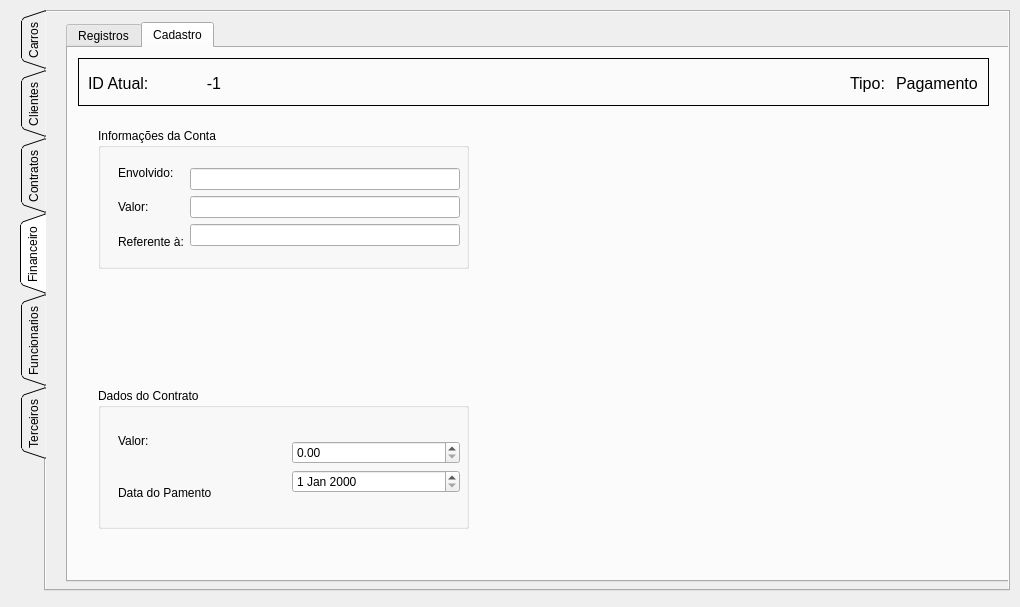
Qt form Carluguel/modulescreen.ui (mathiashemmer/uni-devops) before a commit.
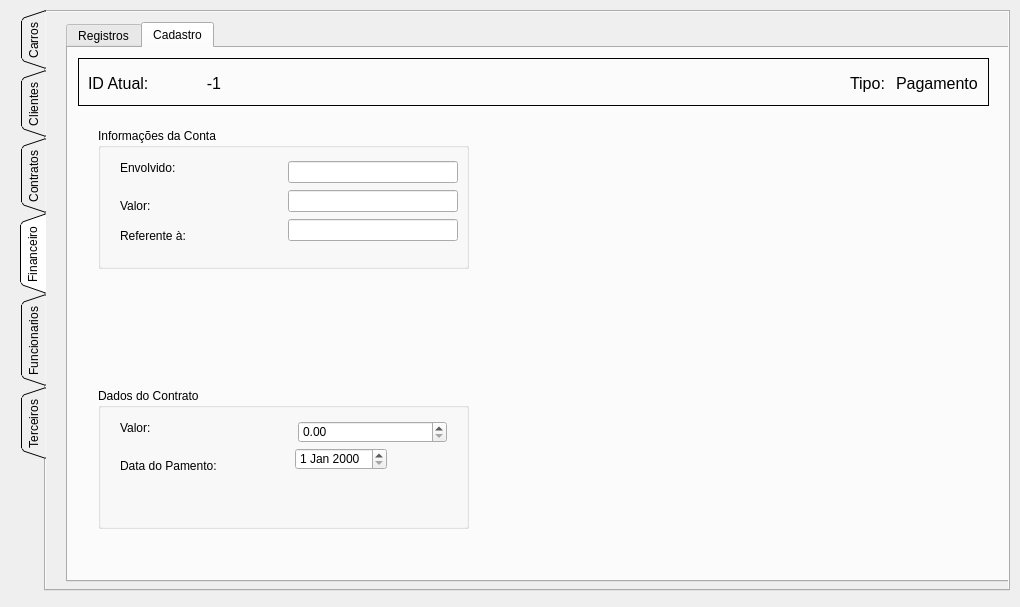
The same form after that commit. The open tabs and pages were chosen to show the change.

Diff of the .ui file:
```diff
--- a/Carluguel/modulescreen.ui
+++ b/Carluguel/modulescreen.ui
@@ -13,6 +13,9 @@
   <property name="windowTitle">
    <string>Dialog</string>
   </property>
+  <property name="autoFillBackground">
+   <bool>true</bool>
+  </property>
   <widget class="QTabWidget" name="tab_modulos">
    <property name="geometry">
     <rect>
@@ -2029,6 +2032,9 @@
        <height>560</height>
       </rect>
      </property>
+     <property name="autoFillBackground">
+      <bool>true</bool>
+     </property>
      <property name="currentIndex">
       <number>0</number>
      </property>
@@ -2287,59 +2293,74 @@
        <property name="title">
         <string>Informações da Conta</string>
        </property>
-       <widget class="QWidget" name="layoutWidget_16">
+       <widget class="QLabel" name="label_33">
         <property name="geometry">
          <rect>
-          <x>20</x>
-          <y>30</y>
-          <width>342</width>
-          <height>98</height>
+          <x>22</x>
+          <y>32</y>
+          <width>58</width>
+          <height>16</height>
          </rect>
         </property>
-        <layout class="QHBoxLayout" name="horizontalLayout_11">
-         <item>
-          <layout class="QVBoxLayout" name="verticalLayout_10">
-           <item>
-            <widget class="QLabel" name="label_33">
-             <property name="text">
-              <string>Envolvido:</string>
-             </property>
-            </widget>
-           </item>
-           <item>
-            <widget class="QLabel" name="label_34">
-             <property name="text">
-              <string>Valor: </string>
-             </property>
-            </widget>
-           </item>
-           <item>
-            <widget class="QLabel" name="label_35">
-             <property name="text">
-              <string>Referente à:</string>
-             </property>
-            </widget>
-           </item>
-          </layout>
-         </item>
-         <item>
-          <layout class="QGridLayout" name="gridLayout_29">
-           <item row="0" column="0">
-            <layout class="QGridLayout" name="gridLayout_30">
-             <item row="2" column="0">
-              <widget class="QLineEdit" name="txt_clietes_registros_nome_14"/>
-             </item>
-             <item row="0" column="0">
-              <widget class="QLineEdit" name="txt_clietes_registros_nome_15"/>
-             </item>
-             <item row="1" column="0">
-              <widget class="QLineEdit" name="txt_clietes_registros_nome_16"/>
-             </item>
-            </layout>
-           </item>
-          </layout>
-         </item>
-        </layout>
+        <property name="text">
+         <string>Envolvido:</string>
+        </property>
+       </widget>
+       <widget class="QLabel" name="label_35">
+        <property name="geometry">
+         <rect>
+          <x>22</x>
+          <y>100</y>
+          <width>72</width>
+          <height>16</height>
+         </rect>
+        </property>
+        <property name="text">
+         <string>Referente à:</string>
+        </property>
+       </widget>
+       <widget class="QLabel" name="label_34">
+        <property name="geometry">
+         <rect>
+          <x>22</x>
+          <y>70</y>
+          <width>39</width>
+          <height>16</height>
+         </rect>
+        </property>
+        <property name="text">
+         <string>Valor: </string>
+        </property>
+       </widget>
+       <widget class="QLineEdit" name="txt_clietes_registros_nome_14">
+        <property name="geometry">
+         <rect>
+          <x>190</x>
+          <y>91</y>
+          <width>170</width>
+          <height>22</height>
+         </rect>
+        </property>
+       </widget>
+       <widget class="QLineEdit" name="txt_clietes_registros_nome_15">
+        <property name="geometry">
+         <rect>
+          <x>190</x>
+          <y>33</y>
+          <width>170</width>
+          <height>22</height>
+         </rect>
+        </property>
+       </widget>
+       <widget class="QLineEdit" name="txt_clietes_registros_nome_16">
+        <property name="geometry">
+         <rect>
+          <x>190</x>
+          <y>62</y>
+          <width>170</width>
+          <height>22</height>
+         </rect>
+        </property>
        </widget>
       </widget>
       <widget class="QGroupBox" name="groupBox_22">
@@ -2354,53 +2375,54 @@
        <property name="title">
         <string>Dados do Contrato</string>
        </property>
-       <widget class="QWidget" name="layoutWidget_17">
+       <widget class="QLabel" name="label_36">
         <property name="geometry">
          <rect>
-          <x>20</x>
-          <y>30</y>
-          <width>342</width>
-          <height>98</height>
+          <x>22</x>
+          <y>32</y>
+          <width>35</width>
+          <height>16</height>
          </rect>
         </property>
-        <layout class="QHBoxLayout" name="horizontalLayout_12">
-         <item>
-          <layout class="QVBoxLayout" name="verticalLayout_11">
-           <item>
-            <widget class="QLabel" name="label_36">
-             <property name="text">
-              <string>Valor:</string>
-             </property>
-            </widget>
-           </item>
-           <item>
-            <widget class="QLabel" name="label_38">
-             <property name="text">
-              <string>Data do Pamento</string>
-             </property>
-            </widget>
-           </item>
-          </layout>
-         </item>
-         <item>
-          <layout class="QGridLayout" name="gridLayout_31">
-           <item row="0" column="0">
-            <layout class="QGridLayout" name="gridLayout_32">
-             <item row="1" column="0">
-              <widget class="QDateEdit" name="dateEdit_10"/>
-             </item>
-             <item row="0" column="0">
-              <widget class="QDoubleSpinBox" name="doubleSpinBox_5">
-               <property name="maximum">
-                <double>10000000000000000.000000000000000</double>
-               </property>
-              </widget>
-             </item>
-            </layout>
-           </item>
-          </layout>
-         </item>
-        </layout>
+        <property name="text">
+         <string>Valor:</string>
+        </property>
+       </widget>
+       <widget class="QLabel" name="label_38">
+        <property name="geometry">
+         <rect>
+          <x>22</x>
+          <y>70</y>
+          <width>98</width>
+          <height>16</height>
+         </rect>
+        </property>
+        <property name="text">
+         <string>Data do Pamento:</string>
+        </property>
+       </widget>
+       <widget class="QDoubleSpinBox" name="doubleSpinBox_5">
+        <property name="geometry">
+         <rect>
+          <x>200</x>
+          <y>33</y>
+          <width>149</width>
+          <height>22</height>
+         </rect>
+        </property>
+        <property name="maximum">
+         <double>10000000000000000.000000000000000</double>
+        </property>
+       </widget>
+       <widget class="QDateEdit" name="dateEdit_10">
+        <property name="geometry">
+         <rect>
+          <x>197</x>
+          <y>60</y>
+          <width>92</width>
+          <height>22</height>
+         </rect>
+        </property>
        </widget>
       </widget>
      </widget>
```
Left out of the diff: 29 changed lines with no effect on the pictures.
